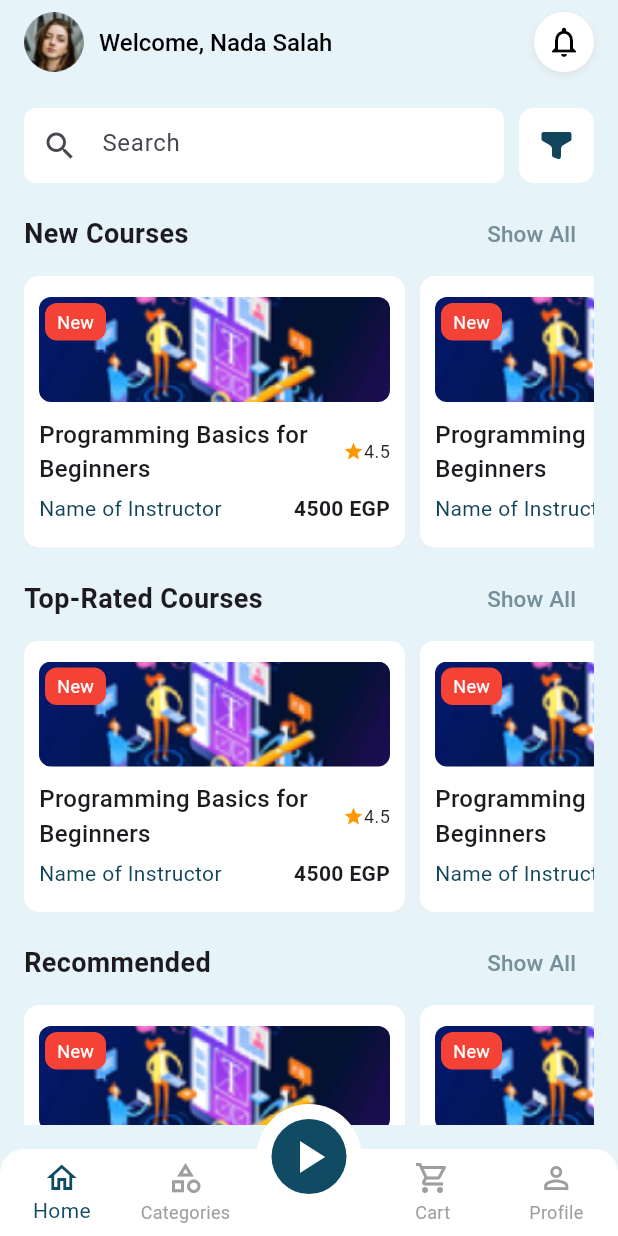
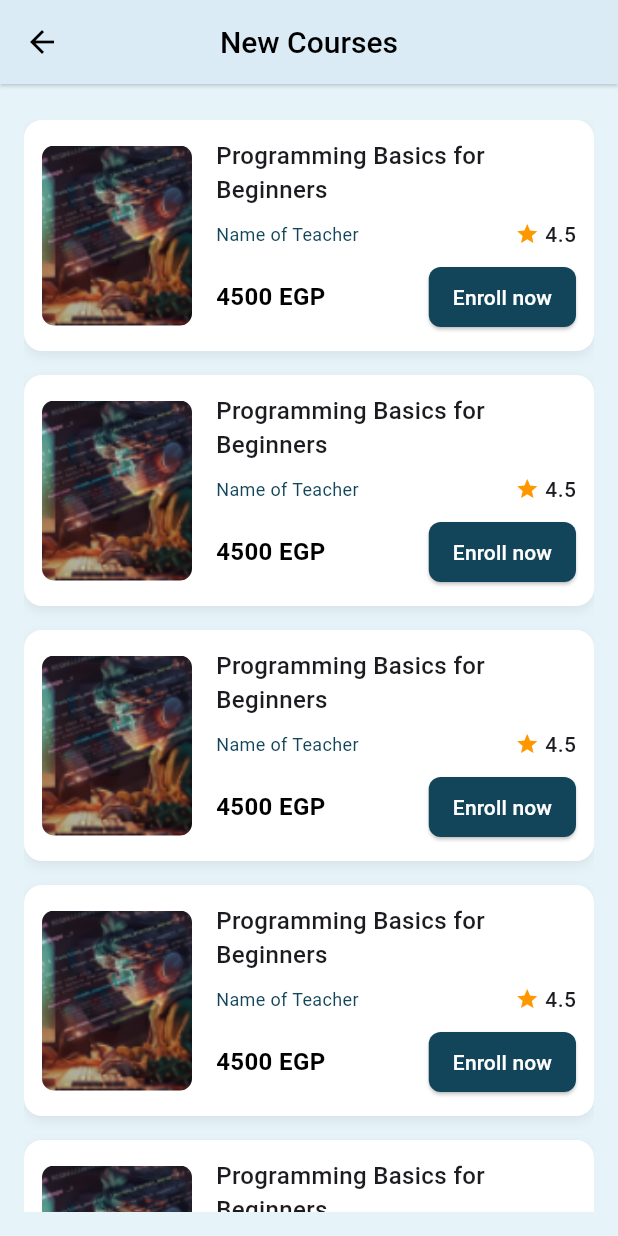
Before and after one commit to doaasafwat/Online_Courses_App, a Flutter app: the HomeView screen opened directly, after a tap on "Show All", on a phone screen of 412 x 824 dp. Run offline on Flutter 3.47's test engine with Material 3 defaults, Android fonts, the phone set to English and light mode, and no system bars; our stand-ins replace flutter_svg.

Commit message:
show all done

```diff
--- a/lib/views/Home/home_view_body.dart
+++ b/lib/views/Home/home_view_body.dart
@@ -1,4 +1,5 @@
 import 'package:flutter/material.dart';
+import 'package:online_courses_app/views/ShowAll/show_all_view.dart';
 import 'package:online_courses_app/widgets/circle_instructor_list_view.dart';
 import 'package:online_courses_app/widgets/courses_card_list_view.dart';
 import 'package:online_courses_app/widgets/search_bar.dart';
@@ -16,15 +17,39 @@ class HomeViewBody extends StatelessWidget {
               Column(crossAxisAlignment: CrossAxisAlignment.start, children: [
             const CustomSearchBar(),
             const SizedBox(height: 10),
-            SectionHeader(title: 'New Courses', onShowAll: () {}),
+            SectionHeader(
+                title: 'New Courses',
+                onShowAll: () {
+                  Navigator.push(context, MaterialPageRoute(builder: (context) {
+                    return const ShowAllView(
+                      title: 'New Courses',
+                    );
+                  }));
+                }),
             const SizedBox(height: 4),
             const CoursesCardListView(),
             const SizedBox(height: 10),
-            SectionHeader(title: 'Top-Rated Courses', onShowAll: () {}),
+            SectionHeader(
+                title: 'Top-Rated Courses',
+                onShowAll: () {
+                  Navigator.push(context, MaterialPageRoute(builder: (context) {
+                    return const ShowAllView(
+                      title: 'Top-Rated Courses',
+                    );
+                  }));
+                }),
             const SizedBox(height: 4),
             const CoursesCardListView(),
             const SizedBox(height: 10),
-            SectionHeader(title: 'Recommended', onShowAll: () {}),
+            SectionHeader(
+                title: 'Recommended',
+                onShowAll: () {
+                  Navigator.push(context, MaterialPageRoute(builder: (context) {
+                    return const ShowAllView(
+                      title: 'Recommended',
+                    );
+                  }));
+                }),
             const SizedBox(height: 4),
             const CoursesCardListView(),
             const SizedBox(height: 10),
--- /dev/null
+++ b/lib/views/ShowAll/show_all_course_card.dart
@@ -0,0 +1,122 @@
+
+import 'package:flutter/material.dart';
+
+class ShowAllCourseCard extends StatelessWidget {
+  final String courseTitle;
+  final String teacherName;
+  final String price;
+  final double rating;
+  final String image;
+  const ShowAllCourseCard({
+    Key? key,
+    required this.courseTitle,
+    required this.teacherName,
+    required this.price,
+    required this.rating,
+    required this.image,
+  }) : super(key: key);
+
+  @override
+  Widget build(BuildContext context) {
+    return Container(
+      margin: const EdgeInsets.only(bottom: 16),
+      padding: const EdgeInsets.all(12),
+      decoration: BoxDecoration(
+        color: Colors.white,
+        borderRadius: BorderRadius.circular(12),
+        boxShadow: [
+          BoxShadow(
+            color: Colors.grey.withOpacity(0.2),
+            blurRadius: 6,
+            offset: const Offset(0, 3),
+          ),
+        ],
+      ),
+      child: Row(
+        children: [
+          ClipRRect(
+            borderRadius: BorderRadius.circular(8),
+            child: Image.asset(
+              image,
+              width: 100,
+              height: 120,
+              fit: BoxFit.cover,
+            ),
+          ),
+          const SizedBox(width: 16),
+          Expanded(
+            child: Column(
+              crossAxisAlignment: CrossAxisAlignment.start,
+              children: [
+                Text(
+                  courseTitle,
+                  style: const TextStyle(
+                    fontSize: 16,
+                    fontWeight: FontWeight.w500,
+                  ),
+                  maxLines: 2,
+                  overflow: TextOverflow.ellipsis,
+                ),
+                const SizedBox(height: 8),
+                Row(
+                  mainAxisAlignment: MainAxisAlignment.spaceBetween,
+                  children: [
+                    Text(
+                      teacherName,
+                      style: const TextStyle(
+                        fontSize: 12,
+                        color: Color(0xff124559),
+                      ),
+                    ),
+                    Row(
+                      children: [
+                        const Icon(Icons.star, color: Colors.orange, size: 16),
+                        const SizedBox(width: 4),
+                        Text(
+                          rating.toString(),
+                          style: const TextStyle(
+                            fontSize: 14,
+                            fontWeight: FontWeight.w500,
+                          ),
+                        ),
+                      ],
+                    ),
+                  ],
+                ),
+                const SizedBox(height: 8),
+                Row(
+                  mainAxisAlignment: MainAxisAlignment.spaceBetween,
+                  children: [
+                    Text(
+                      price,
+                      style: const TextStyle(
+                        fontSize: 16,
+                        fontWeight: FontWeight.bold,
+                        color: Colors.black,
+                      ),
+                    ),
+                    ElevatedButton(
+                      onPressed: () {},
+                      style: ElevatedButton.styleFrom(
+                        backgroundColor: const Color(0xFF124559),
+                        padding: const EdgeInsets.symmetric(
+                            horizontal: 16, vertical: 8),
+                        shape: RoundedRectangleBorder(
+                          borderRadius: BorderRadius.circular(8),
+                        ),
+                      ),
+                      child: const Text(
+                        "Enroll now",
+                        style: TextStyle(fontSize: 14, color: Colors.white),
+                      ),
+                    ),
+                  ],
+                ),
+              ],
+            ),
+          ),
+        ],
+      ),
+    );
+  }
+}
--- /dev/null
+++ b/lib/views/ShowAll/show_all_list_view.dart
@@ -0,0 +1,25 @@
+
+import 'package:flutter/material.dart';
+import 'package:online_courses_app/views/ShowAll/show_all_course_card.dart';
+
+class ShowAllListView extends StatelessWidget {
+  const ShowAllListView({
+    super.key,
+  });
+
+  @override
+  Widget build(BuildContext context) {
+    return ListView.builder(
+      itemCount: 5,
+      itemBuilder: (context, index) {
+        return const ShowAllCourseCard(
+          courseTitle: 'Programming Basics for Beginners',
+          teacherName: 'Name of Teacher',
+          price: '4500 EGP',
+          rating: 4.5,
+          image: 'assets/image/categoryImage.png',
+        );
+      },
+    );
+  }
+}
--- /dev/null
+++ b/lib/views/ShowAll/show_all_view.dart
@@ -0,0 +1,45 @@
+import 'package:flutter/material.dart';
+import 'package:online_courses_app/const.dart';
+import 'package:online_courses_app/views/ShowAll/show_all_list_view.dart';
+
+class ShowAllView extends StatelessWidget {
+  const ShowAllView({Key? key, required this.title}) : super(key: key);
+  final String title;
+  @override
+  Widget build(BuildContext context) {
+    return Scaffold(
+      backgroundColor: backgroundColor,
+      appBar: AppBar(
+        backgroundColor: const Color.fromARGB(255, 224, 243, 250),
+        elevation: 1,
+        shadowColor: const Color.fromARGB(255, 224, 243, 250),
+        leading: IconButton(
+          icon: const Icon(Icons.arrow_back, color: Colors.black),
+          onPressed: () {
+            Navigator.pop(context);
+          },
+        ),
+        centerTitle: true,
+        title: Text(
+          title,
+          style: const TextStyle(
+            color: Colors.black,
+            fontSize: 20,
+            fontWeight: FontWeight.w500,
+          ),
+        ),
+      ),
+      body: const Padding(
+        padding:  EdgeInsets.all(16.0),
+        child: Column(
+          children: [
+             SizedBox(height: 8),
+            Expanded(
+              child: ShowAllListView(),
+            ),
+          ],
+        ),
+      ),
+    );
+  }
+}
```
